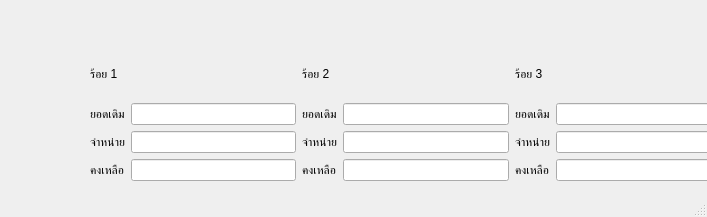
Above: ui/show.ui from KHIWQQ/Check_Cadet_2 before the change. Below: the same form after it.
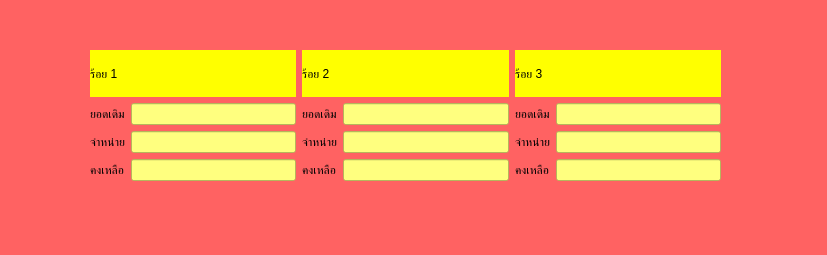
That is the form after the change.

Diff of the .ui file:
```diff
--- a/ui/show.ui
+++ b/ui/show.ui
@@ -6,13 +6,16 @@
    <rect>
     <x>0</x>
     <y>0</y>
-    <width>707</width>
-    <height>217</height>
+    <width>827</width>
+    <height>255</height>
    </rect>
   </property>
   <property name="windowTitle">
    <string>MainWindow</string>
   </property>
+  <property name="styleSheet">
+   <string notr="true">background-color: rgb(255, 98, 98);</string>
+  </property>
   <widget class="QWidget" name="centralwidget">
    <widget class="QWidget" name="horizontalLayoutWidget">
     <property name="geometry">
@@ -28,6 +31,9 @@
       <layout class="QVBoxLayout" name="verticalLayout">
        <item>
         <widget class="QLabel" name="com1_title">
+         <property name="styleSheet">
+          <string notr="true">background-color: rgb(255, 255, 0);</string>
+         </property>
          <property name="text">
           <string>ร้อย 1</string>
          </property>
@@ -43,7 +49,11 @@
           </widget>
          </item>
          <item row="0" column="1">
-          <widget class="QLineEdit" name="all1"/>
+          <widget class="QLineEdit" name="all1">
+           <property name="styleSheet">
+            <string notr="true">background-color: rgb(255, 255, 127);</string>
+           </property>
+          </widget>
          </item>
          <item row="1" column="0">
           <widget class="QLabel" name="label_3">
@@ -53,7 +63,11 @@
           </widget>
          </item>
          <item row="1" column="1">
-          <widget class="QLineEdit" name="active1"/>
+          <widget class="QLineEdit" name="active1">
+           <property name="styleSheet">
+            <string notr="true">background-color: rgb(255, 255, 127);</string>
+           </property>
+          </widget>
          </item>
          <item row="2" column="0">
           <widget class="QLabel" name="label_4">
@@ -63,7 +77,11 @@
           </widget>
          </item>
          <item row="2" column="1">
-          <widget class="QLineEdit" name="remain1"/>
+          <widget class="QLineEdit" name="remain1">
+           <property name="styleSheet">
+            <string notr="true">background-color: rgb(255, 255, 127);</string>
+           </property>
+          </widget>
          </item>
         </layout>
        </item>
@@ -73,6 +91,9 @@
       <layout class="QVBoxLayout" name="verticalLayout_2">
        <item>
         <widget class="QLabel" name="com2_title">
+         <property name="styleSheet">
+          <string notr="true">background-color: rgb(255, 255, 0);</string>
+         </property>
          <property name="text">
           <string>ร้อย 2</string>
          </property>
@@ -88,7 +109,11 @@
           </widget>
          </item>
          <item row="0" column="1">
-          <widget class="QLineEdit" name="all2"/>
+          <widget class="QLineEdit" name="all2">
+           <property name="styleSheet">
+            <string notr="true">background-color: rgb(255, 255, 127);</string>
+           </property>
+          </widget>
          </item>
          <item row="1" column="0">
           <widget class="QLabel" name="label_8">
@@ -98,7 +123,11 @@
           </widget>
          </item>
          <item row="1" column="1">
-          <widget class="QLineEdit" name="active2"/>
+          <widget class="QLineEdit" name="active2">
+           <property name="styleSheet">
+            <string notr="true">background-color: rgb(255, 255, 127);</string>
+           </property>
+          </widget>
          </item>
          <item row="2" column="0">
           <widget class="QLabel" name="label_9">
@@ -108,7 +137,11 @@
           </widget>
          </item>
          <item row="2" column="1">
-          <widget class="QLineEdit" name="remain2"/>
+          <widget class="QLineEdit" name="remain2">
+           <property name="styleSheet">
+            <string notr="true">background-color: rgb(255, 255, 127);</string>
+           </property>
+          </widget>
          </item>
         </layout>
        </item>
@@ -118,6 +151,9 @@
       <layout class="QVBoxLayout" name="verticalLayout_3">
        <item>
         <widget class="QLabel" name="com3_title">
+         <property name="styleSheet">
+          <string notr="true">background-color: rgb(255, 255, 0);</string>
+         </property>
          <property name="text">
           <string>ร้อย 3</string>
          </property>
@@ -133,7 +169,11 @@
           </widget>
          </item>
          <item row="0" column="1">
-          <widget class="QLineEdit" name="all3"/>
+          <widget class="QLineEdit" name="all3">
+           <property name="styleSheet">
+            <string notr="true">background-color: rgb(255, 255, 127);</string>
+           </property>
+          </widget>
          </item>
          <item row="1" column="0">
           <widget class="QLabel" name="label_12">
@@ -143,7 +183,11 @@
           </widget>
          </item>
          <item row="1" column="1">
-          <widget class="QLineEdit" name="active3"/>
+          <widget class="QLineEdit" name="active3">
+           <property name="styleSheet">
+            <string notr="true">background-color: rgb(255, 255, 127);</string>
+           </property>
+          </widget>
          </item>
          <item row="2" column="0">
           <widget class="QLabel" name="label_13">
@@ -153,7 +197,11 @@
           </widget>
          </item>
          <item row="2" column="1">
-          <widget class="QLineEdit" name="remain3"/>
+          <widget class="QLineEdit" name="remain3">
+           <property name="styleSheet">
+            <string notr="true">background-color: rgb(255, 255, 127);</string>
+           </property>
+          </widget>
          </item>
         </layout>
        </item>
```
Left out of the diff: 4 changed lines with no effect on the pictures.
